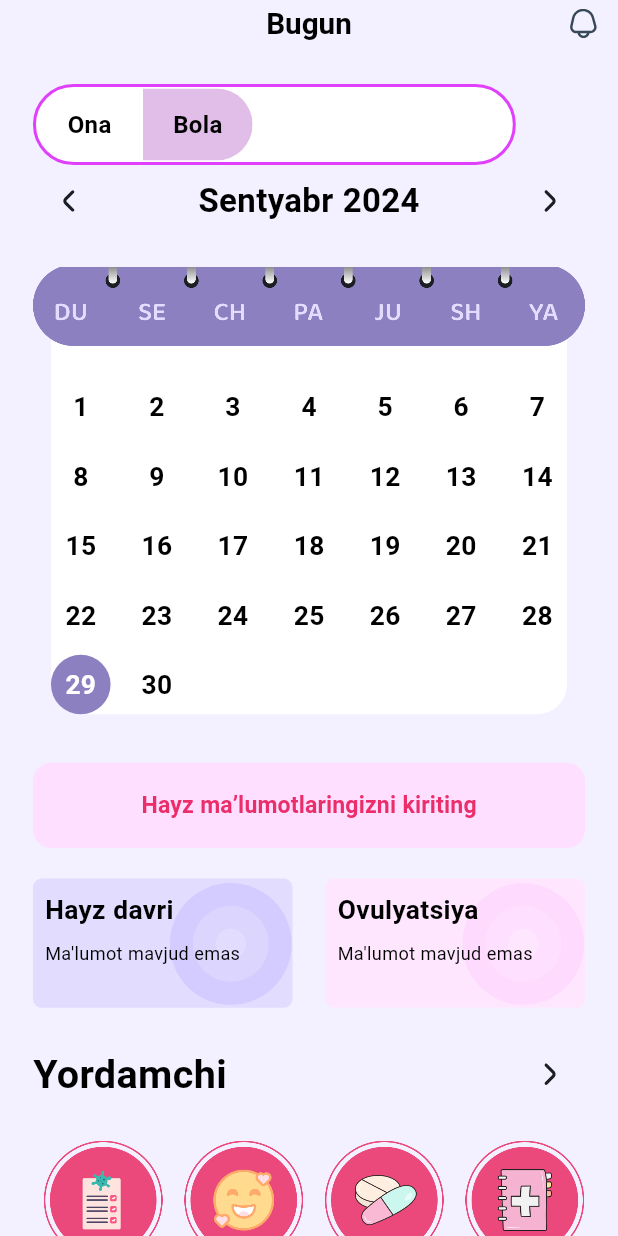
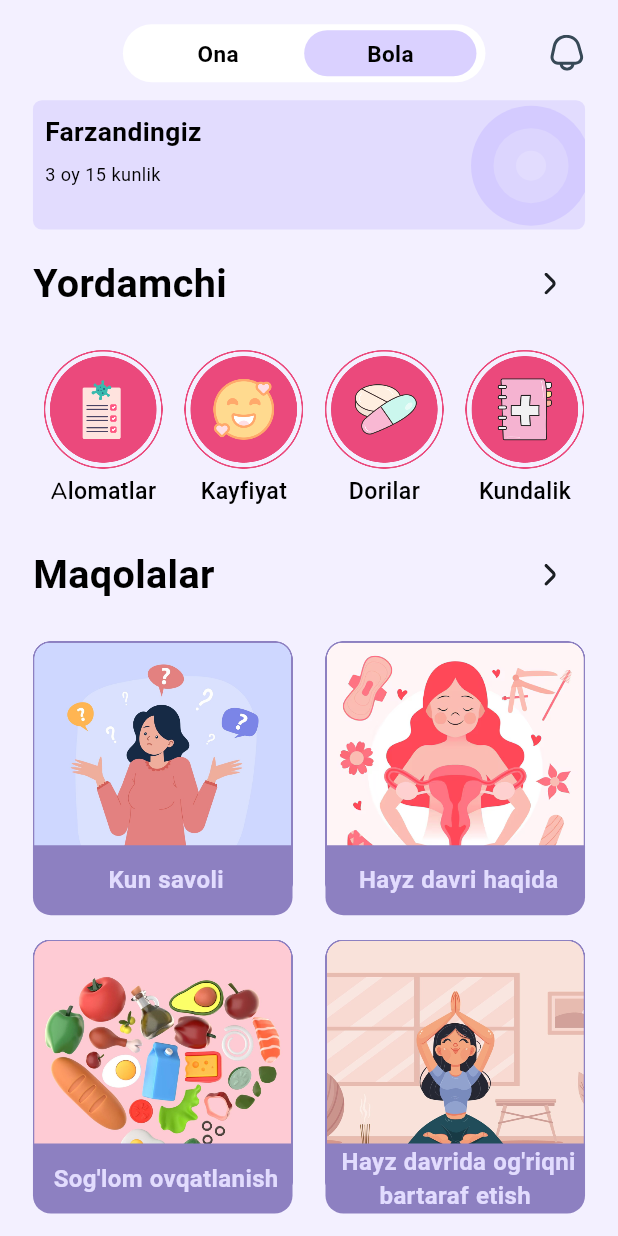
Before and after one commit to lobarashurova/girls_care, a Flutter app: the AfterPregnancyPage screen opened directly, after a tap on "Bola", on a phone screen of 412 x 824 dp. Run offline on Flutter 3.47's test engine with Material 3 defaults, Android fonts, the phone set to English and light mode, and no system bars; our stand-ins replace auto_route, cloud_firestore, dio, elegant_notification, firebase_core, flutter_bloc and 19 more; accounts and stored records are empty; statements that could not run were skipped.

Commit message:
after pregnancy

```diff
--- /dev/null
+++ b/lib/common/widget/custom_slider.dart
@@ -0,0 +1,83 @@
+import 'package:flutter/material.dart';
+import 'package:flutter_screenutil/flutter_screenutil.dart';
+import 'package:girls_care/common/extensions/text_extensions.dart';
+import 'package:girls_care/common/extensions/theme_extensions.dart';
+
+class CustomSlider extends StatefulWidget {
+  const CustomSlider(
+      {super.key,
+      required this.firstTitle,
+      required this.secondTitle,
+      required this.selectedIndex});
+
+  final String firstTitle;
+  final String secondTitle;
+  final ValueChanged<int> selectedIndex;
+
+  @override
+  State<CustomSlider> createState() => _CustomSliderState();
+}
+
+class _CustomSliderState extends State<CustomSlider> {
+  int selectedIndex = 0;
+
+  @override
+  Widget build(BuildContext context) {
+    return Container(
+      padding: EdgeInsets.symmetric(horizontal: 6, vertical: 4),
+      height: 38.h,
+      width: 220.w,
+      decoration: BoxDecoration(
+          borderRadius: BorderRadius.all(Radius.circular(50)),
+          color: context.colors.onPrimary),
+      child: Row(
+        children: [
+          Flexible(
+              child: InkWell(
+            overlayColor: WidgetStatePropertyAll(Colors.transparent),
+            onTap: () {
+              setState(() {
+                selectedIndex = 0;
+              });
+              widget.selectedIndex(selectedIndex);
+            },
+            child: Container(
+              decoration: BoxDecoration(
+                  color: selectedIndex == 0
+                      ? Color(0xFFDAD1FF)
+                      : context.colors.onPrimary,
+                  borderRadius: BorderRadius.all(Radius.circular(50))),
+              child: Center(
+                child: widget.firstTitle.s(15).w(700).c(selectedIndex == 0
+                    ? context.colors.black
+                    : context.colors.black),
+              ),
+            ),
+          )),
+          Flexible(
+              child: InkWell(
+            overlayColor: WidgetStatePropertyAll(Colors.transparent),
+            onTap: () {
+              setState(() {
+                selectedIndex = 1;
+              });
+              widget.selectedIndex(selectedIndex);
+            },
+            child: Container(
+              decoration: BoxDecoration(
+                  color: selectedIndex == 1
+                      ? Color(0xFFDAD1FF)
+                      : context.colors.onPrimary,
+                  borderRadius: BorderRadius.all(Radius.circular(50))),
+              child: Center(
+                child: widget.secondTitle.s(15).w(700).c(selectedIndex == 1
+                    ? context.colors.black
+                    : context.colors.black),
+              ),
+            ),
+          )),
+        ],
+      ),
+    );
+  }
+}
--- a/lib/main.dart
+++ b/lib/main.dart
@@ -5,6 +5,7 @@ import 'package:girls_care/common/di/injection.dart';
 import 'package:girls_care/common/extensions/theme_extensions.dart';
 import 'package:girls_care/presentation/auth/login/login_provider.dart';
 import 'package:girls_care/presentation/auth/register/provider/register_provider.dart';
+import 'package:girls_care/presentation/main/after_pregnancy/main/main_app_db_service.dart';
 import 'package:girls_care/presentation/main/home/main/main_app_db_service.dart';
 import 'package:girls_care/presentation/main/pregnancy/main/main_app_db_service.dart';
 import 'package:girls_care/presentation/start/splash/splash_page.dart';
@@ -35,7 +36,7 @@ class MyApp extends StatelessWidget {
           providers: [
             ChangeNotifierProvider(create: (_) => PregnancyAppService()),
             ChangeNotifierProvider(create: (_) => PeriodAppService()),
-
+            ChangeNotifierProvider(create: (_) => AfterPregnancyAppService()),
           ],
           child: MaterialApp(
             debugShowCheckedModeBanner: false,
--- a/lib/presentation/main/account/account_information.dart
+++ b/lib/presentation/main/account/account_information.dart
@@ -103,6 +103,7 @@ class _AccountInformationState extends State<AccountInformation> {
                                     storage.enabled.set(null);
                                     storage.password.set(null);
                                     storage.phone.set(null);
+                                    storage.mode.set(null);
                                     context.pushAndRemoveAll(const LoginPage());
                                     dialogContext.pop();
                                   },
--- a/lib/presentation/main/after_pregnancy/after_pregnancy_page.dart
+++ b/lib/presentation/main/after_pregnancy/after_pregnancy_page.dart
@@ -1,12 +1,12 @@
 import 'package:flutter/material.dart';
 import 'package:flutter_screenutil/flutter_screenutil.dart';
-import 'package:girls_care/common/extensions/text_extensions.dart';
+import 'package:girls_care/common/extensions/widget.dart';
 import 'package:girls_care/common/gen/assets.gen.dart';
+import 'package:girls_care/common/widget/custom_slider.dart';
 import 'package:girls_care/presentation/main/change_calendar_data/change_calendar.dart';
 import 'package:girls_care/presentation/main/home/main/main_app_db_service.dart';
 import 'package:girls_care/presentation/main/home/widgets/articles_section.dart';
 import 'package:girls_care/presentation/main/home/widgets/change_calendar_b.dart';
-import 'package:girls_care/presentation/main/home/widgets/custom_appbar.dart';
 import 'package:girls_care/presentation/main/home/widgets/custom_calendar.dart';
 import 'package:girls_care/presentation/main/home/widgets/custom_container_img.dart';
 import 'package:girls_care/presentation/main/home/widgets/helper_section.dart';
@@ -20,59 +20,60 @@ class AfterPregnancyPage extends StatefulWidget {
 }
 
 class _AfterPregnancyPageState extends State<AfterPregnancyPage> {
-  List<bool> isSelected = [true, false];
+  int selectedIndex = 0;
 
   @override
   Widget build(BuildContext context) {
     return Scaffold(
       backgroundColor: const Color(0xffF3F0FF),
-      appBar: CustomAppbar(
-        centerTitle: "Bugun",
-        actions: [Assets.icons.notification.svg(width: 20.w, height: 20.h)],
-      ),
       body: SingleChildScrollView(
-        controller: context.read<PeriodAppService>().scrollController,
+        controller: context
+            .read<PeriodAppService>()
+            .scrollController,
         padding: EdgeInsets.symmetric(horizontal: 20.w),
         child: Column(
           crossAxisAlignment: CrossAxisAlignment.start,
           children: [
-            Container(
-              width: 293.w,
-              decoration: BoxDecoration(
-                color: Colors.white,
-                borderRadius: BorderRadius.circular(30.0),
-                border: Border.all(color: Colors.purpleAccent, width: 2.0),
-              ),
-              child: ToggleButtons(
-                borderColor: Colors.transparent,
-                selectedBorderColor: Colors.transparent,
-                borderRadius: BorderRadius.circular(30.0),
-                fillColor: Colors.purple[100],
-                selectedColor: Colors.black,
-                color: Colors.black,
-                isSelected: isSelected,
-                onPressed: (int index) {
+            SizedBox(height: MediaQuery
+                .of(context)
+                .padding
+                .top),
+            16.kh,
+            Row(
+              mainAxisAlignment: MainAxisAlignment.spaceBetween,
+
+              children: [
+                16.kw,
+                CustomSlider(firstTitle: "Ona", secondTitle: "Bola", selectedIndex: (index){
                   setState(() {
-                    for (int i = 0; i < isSelected.length; i++) {
-                      isSelected[i] = i == index;
-                    }
+                    selectedIndex=index;
                   });
-                },
-                children: [
-                  Padding(
-                    padding: const EdgeInsets.symmetric(horizontal: 20.0),
-                    child: "Ona".s(16).w(700),
-                  ),
-                  Padding(
-                      padding: const EdgeInsets.symmetric(horizontal: 20.0),
-                      child: "Bola".s(16).w(700)),
+                }),
+                Assets.icons.notification.svg()
               ],
             ),
-            ),
+            if (selectedIndex == 0)
+              Column(
+                children: [
                   const CustomCalendar(),
                   _buildButton(context, "Hayz ma’lumotlaringizni kiriting",
                       const ChangeCalendar()),
                   _buildInfoRow(),
+                ],
+              ),
+            if (selectedIndex == 1)
+              Container(
+                padding: EdgeInsets.symmetric(vertical: 12),
+                width: MediaQuery
+                    .of(context)
+                    .size
+                    .width,
+                child: CustomContainerImg(
+                    title: "Farzandingiz  ",
+                    subtitle: "3 oy 15 kunlik",
+                    color: const Color(0xFFE2DCFE),
+                    image: Assets.icons.hayzIcon.svg()),
+              ),
             const HelperSection(),
             SizedBox(height: 20.h),
             const ArticlesSection(),
@@ -88,7 +89,8 @@ class _AfterPregnancyPageState extends State<AfterPregnancyPage> {
       padding: EdgeInsets.symmetric(vertical: 20.h),
       child: ChangeCalendarB(
         text: text,
-        onPressed: () => Navigator.push(
+        onPressed: () =>
+            Navigator.push(
               context,
               MaterialPageRoute(builder: (context) => page),
             ),
@@ -112,8 +114,8 @@ class _AfterPregnancyPageState extends State<AfterPregnancyPage> {
     );
   }
 
-  Widget _buildInfoCard(
-      String title, String subtitle, Color color, SvgGenImage image) {
+  Widget _buildInfoCard(String title, String subtitle, Color color,
+      SvgGenImage image) {
     return Expanded(
       child: CustomContainerImg(
         title: title,
--- /dev/null
+++ b/lib/presentation/main/after_pregnancy/main/main_app_db_service.dart
@@ -0,0 +1,44 @@
+import 'package:flutter/material.dart';
+import 'package:flutter/rendering.dart';
+
+class AfterPregnancyAppService extends ChangeNotifier {
+  int _currentIndex = 0;
+  bool _isVisible = true;
+  final ScrollController _scrollController = ScrollController();
+
+  int get currentIndex => _currentIndex;
+
+  bool get isVisible => _isVisible;
+
+  ScrollController get scrollController => _scrollController;
+
+  void onTabTapped(int index) {
+    _currentIndex = index;
+    notifyListeners();
+  }
+
+  void updateVisibility(bool isVisible) {
+    _isVisible = isVisible;
+    notifyListeners();
+  }
+
+  void handleScroll() {
+    if (_scrollController.hasClients) {
+      if (_scrollController.position.userScrollDirection ==
+              ScrollDirection.forward &&
+          !_isVisible) {
+        updateVisibility(true);
+      } else if (_scrollController.position.userScrollDirection ==
+              ScrollDirection.reverse &&
+          _isVisible) {
+        updateVisibility(false);
+      }
+    }
+  }
+
+  @override
+  void dispose() {
+    _scrollController.dispose();
+    super.dispose();
+  }
+}
--- /dev/null
+++ b/lib/presentation/main/after_pregnancy/main/main_app_details.dart
@@ -0,0 +1,19 @@
+    import 'package:flutter/material.dart';
+import 'package:flutter_screenutil/flutter_screenutil.dart';
+import 'package:girls_care/common/gen/assets.gen.dart';
+
+List<String> navTitle = ["Asosiy", "Maqolalar", "Yordamchi", "Hisob"];
+
+    List<Widget> navIconsSelected = [
+      Assets.icons.asosiySelected.svg(width: 20.w, height: 20.h),
+      Assets.icons.maqolalarSelect.svg(width: 20.w, height: 20.h),
+      Assets.icons.yordamchiSelect.svg(width: 20.w, height: 20.w),
+      Assets.icons.hisobSelect.svg(width: 20.w, height: 20.w),
+    ];
+
+    List<Widget> navIconsUnselected = [
+      Assets.icons.asosiyUnselect.svg(width: 20.w, height: 20.w),
+      Assets.icons.maqolalarUnselect.svg(width: 20.w, height: 20.w),
+      Assets.icons.yordamchiUnselect.svg(width: 20.w, height: 20.w),
+      Assets.icons.hisobUnselect.svg(width: 20.w, height: 20.w),
+    ];
--- a/lib/presentation/start/splash/splash_page.dart
+++ b/lib/presentation/start/splash/splash_page.dart
@@ -10,6 +10,7 @@ import 'package:girls_care/common/gen/assets.gen.dart';
 import 'package:girls_care/data/storage/storage.dart';
 import 'package:girls_care/presentation/auth/login/login_page.dart';
 import 'package:girls_care/presentation/auth/plan/girl_mode.dart';
+import 'package:girls_care/presentation/main/after_pregnancy/main/pregnancy_main_app.dart';
 import 'package:girls_care/presentation/main/home/main/period_main_app.dart';
 import 'package:girls_care/presentation/main/pregnancy/main/pregnancy_main_app.dart';
 import 'package:girls_care/presentation/start/onboard/onboarding_page.dart';
@@ -38,8 +39,8 @@ class SplashPage
             context.pushReplacement(const PeriodMainApp());
           } else if (storage.mode.call() == GirlMode.pregnant) {
             context.pushReplacement(const PregnancyMainApp());
-          } else{
-
+          } else if (storage.mode.call() == GirlMode.afterbirth) {
+            context.pushReplacement(const AfterPregnancyMainApp());
           }
         }
 
```
Also changed, not shown: lib/presentation/auth/plan/plan_page.dart (+9 -2 lines), lib/presentation/main/after_pregnancy/main/pregnancy_main_app.dart (added, +97 -0 lines), lib/presentation/main/after_pregnancy/mode/child_mode.dart (added, +19 -0 lines), lib/presentation/main/after_pregnancy/mode/mother_mode.dart (added). Lines whose indentation alone changed are shown as unchanged.
